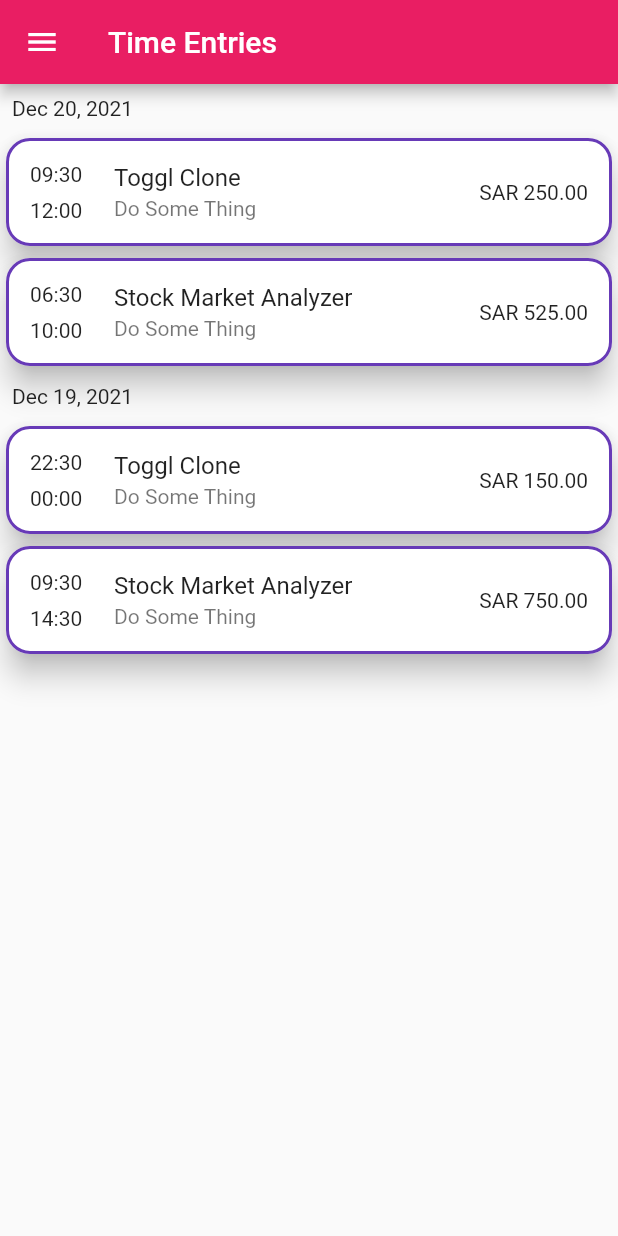
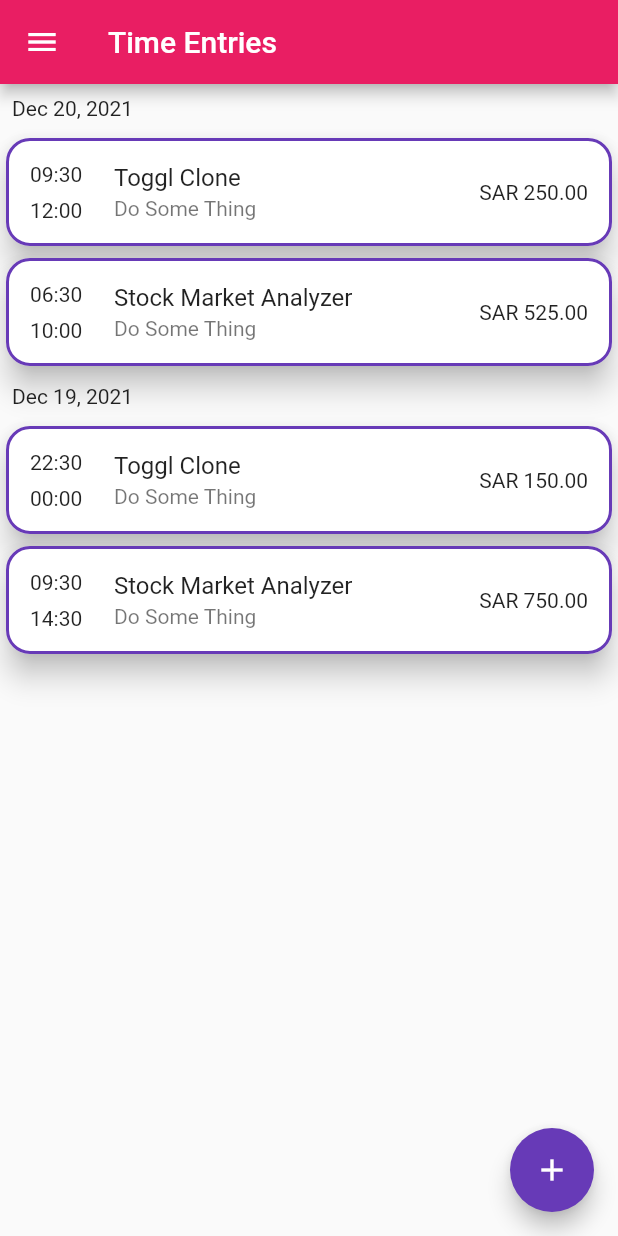
Before and after one commit to OmarInCS/flutter_tools_solution_course, a Flutter app: the screen it shows after launch, on a phone screen of 412 x 824 dp. Run offline on Flutter 3.47's test engine with Material 2 defaults, Android fonts, the phone set to English and light mode, and no system bars; drawn by our look-alikes of grouped_list.

```diff
--- a/lib/main.dart
+++ b/lib/main.dart
@@ -1,6 +1,7 @@
 import 'package:aladl_project/guess_app/guess_screen.dart';
 import 'package:aladl_project/hello_app/hello_screen.dart';
 import 'package:aladl_project/quiz_app/quiz_home_screen.dart';
+import 'package:aladl_project/toggl_clone/time_entry_screen.dart';
 import 'package:aladl_project/toggl_clone/toggl_home_screen.dart';
 import 'package:flutter/material.dart';
 
@@ -33,6 +34,10 @@ class MyApp extends StatelessWidget {
       // home: GuessScreen(),
       // home: QuizHomeScreen(),
       home: TogglHomeScreen(),
+
+      routes: {
+        TimeEntryScreen.addEntry: (context) => TimeEntryScreen(),
+      },
     );
   }
 }
--- a/lib/toggl_clone/toggl_home_screen.dart
+++ b/lib/toggl_clone/toggl_home_screen.dart
@@ -13,6 +13,7 @@ class TogglHomeScreen extends StatefulWidget {
   TogglHomeScreen({Key? key, this.runningEntry}) : super(key: key);
 
   TimeEntry? runningEntry;
+
 
   @override
   _TogglHomeScreenState createState() => _TogglHomeScreenState();
@@ -32,6 +33,9 @@ class _TogglHomeScreenState extends State<TogglHomeScreen> {
 
   void handleFloatButtonAction() {
 
+    if (actionIcon.icon == Icons.add) {
+      Navigator.pushNamed(context, TimeEntryScreen.addEntry);
+    }
 
   }
 
@@ -137,6 +141,10 @@ class _TogglHomeScreenState extends State<TogglHomeScreen> {
           ),
         ),
       ),
+      floatingActionButton: FloatingActionButton(
+        child: actionIcon,
+        onPressed: handleFloatButtonAction,
+      ),
     );
   }
 }
```
Also changed, not shown: lib/toggl_clone/time_entry_screen.dart (+29 -5 lines).
